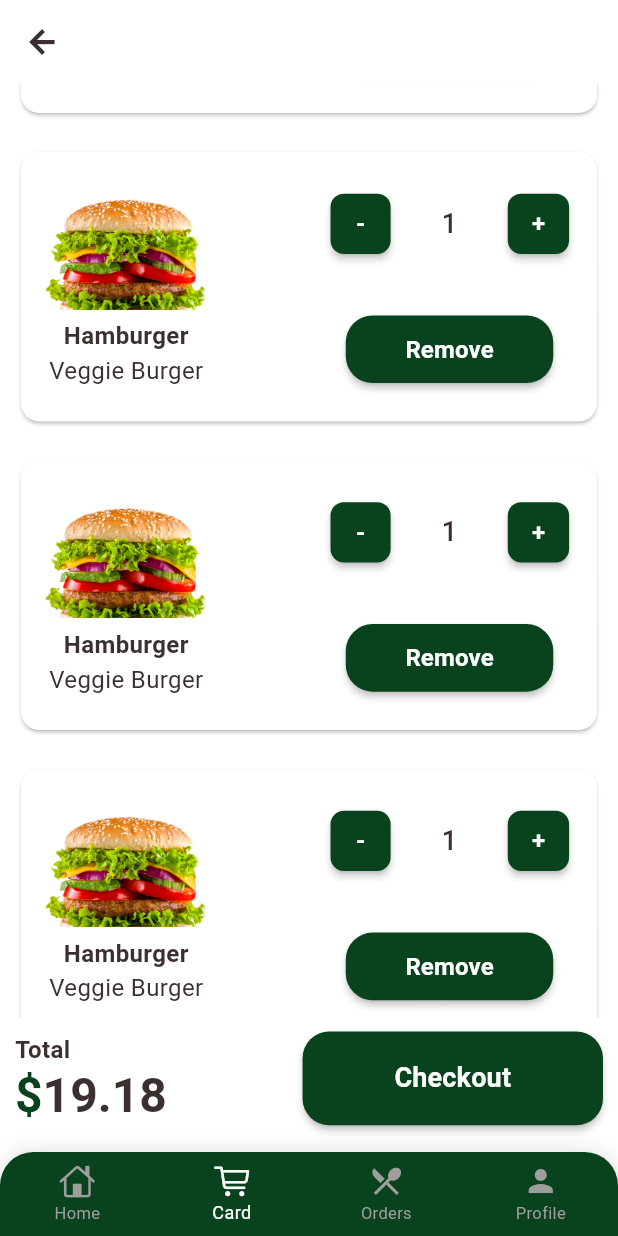
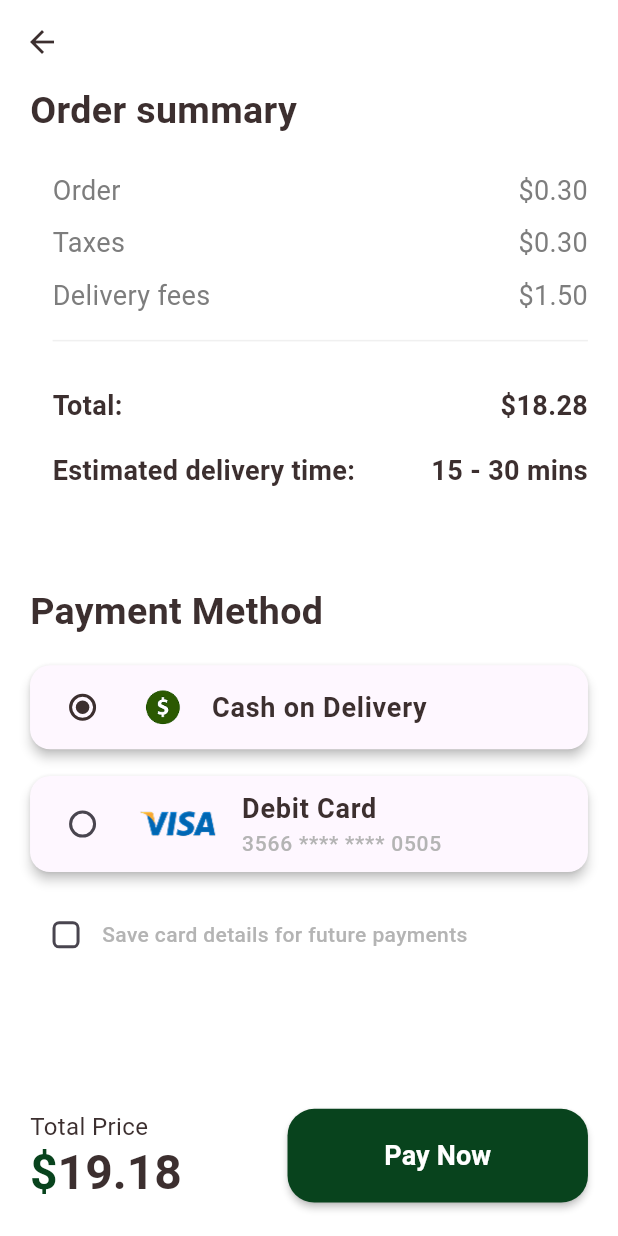
Before and after one commit to med-khelifi/hungry, a Flutter app: the screen it shows after launch, item 2 of the bottom bar chosen, scrolled down 576 dp, after a tap on "Checkout", on a phone screen of 412 x 824 dp. Run offline on Flutter 3.47's test engine with Material 3 defaults, Android fonts, the phone set to English and light mode, and no system bars; our stand-ins replace flutter_screenutil, flutter_svg, gap.

Commit message:
design payment view

```diff
--- a/lib/core/constants/app_assets.dart
+++ b/lib/core/constants/app_assets.dart
@@ -6,4 +6,6 @@ class AppAssets {
   static const String productDetails = "assets/productDetails.png";
   static const String tomato = "assets/tomato.png";
   static const String plus = "assets/plus.svg";
+  static const String dollar = "assets/dollar.png";
+  static const String viza = "assets/viza.png";
 }
--- a/lib/core/constants/app_colors.dart
+++ b/lib/core/constants/app_colors.dart
@@ -7,4 +7,7 @@ class AppColors {
   static Color secondColor = Color(0xff3C2F2F);
   static Color sliderInactive = Color(0xffddd8d2);
   static Color greyColor = Color(0xffb4b4b4);
+  static Color greyPaymentViewColor = Color(0xff7D7D7D);
+  static Color greyPaymentViewDividerColor = Color(0xffF0F0F0);
+  static Color pinkCheckboxColor = Color(0xffef2a39);
 }
--- a/lib/core/constants/app_routes.dart
+++ b/lib/core/constants/app_routes.dart
@@ -1,4 +1,5 @@
 import 'package:flutter/material.dart';
+import 'package:hungry/features/checkout/view/checkout_view.dart';
 import 'package:hungry/features/productDetails/views/product_details_view.dart';
 import 'package:hungry/features/splash.dart';
 import 'package:hungry/root.dart';
@@ -8,6 +9,7 @@ class AppRoutes {
     Routes.splash: (context) => const Splash(),
     Routes.root: (context) => const Root(),
     Routes.productDetails: (context) => const ProductDetailsView(),
+    Routes.checkout: (context) => const CheckoutView(),
   };
 }
 
@@ -15,4 +17,5 @@ class Routes {
   static const String splash = "/splash";
   static const String root = "/root";
   static const String productDetails = "/productDetails";
+  static const String checkout = "/checkout";
 }
--- a/lib/features/cart/views/card_view.dart
+++ b/lib/features/cart/views/card_view.dart
@@ -2,6 +2,7 @@ import 'package:flutter/material.dart';
 import 'package:flutter_screenutil/flutter_screenutil.dart';
 import 'package:gap/gap.dart';
 import 'package:hungry/core/constants/app_colors.dart';
+import 'package:hungry/core/constants/app_routes.dart';
 import 'package:hungry/features/cart/widgets/cart_item.dart';
 import 'package:hungry/features/productDetails/widgets/price_details.dart';
 import 'package:hungry/shared/custom_button.dart';
@@ -81,7 +82,9 @@ class _CartViewState extends State<CartView> {
                 ),
                 CustomButton(
                   text: "Checkout",
-                  onPressed: () {},
+                  onPressed: () {
+                    Navigator.pushNamed(context, Routes.checkout);
+                  },
                   fontSize: 18.sp,
                   fontWeight: FontWeight.w600,
                 ),
--- /dev/null
+++ b/lib/features/checkout/view/checkout_view.dart
@@ -0,0 +1,239 @@
+import 'package:flutter/material.dart';
+import 'package:flutter_screenutil/flutter_screenutil.dart';
+import 'package:gap/gap.dart';
+import 'package:hungry/core/constants/app_assets.dart';
+import 'package:hungry/core/constants/app_colors.dart';
+import 'package:hungry/features/productDetails/widgets/price_details.dart';
+import 'package:hungry/shared/custom_button.dart';
+import 'package:hungry/shared/custom_text.dart';
+
+class CheckoutView extends StatefulWidget {
+  const CheckoutView({super.key});
+
+  @override
+  State<CheckoutView> createState() => _CheckoutViewState();
+}
+
+class _CheckoutViewState extends State<CheckoutView> {
+  bool isAgree = false;
+
+  // selected payment method
+  String? selectedPayment = "Cash";
+
+  @override
+  Widget build(BuildContext context) {
+    return Scaffold(
+      backgroundColor: AppColors.whiteColor,
+      appBar: AppBar(
+        backgroundColor: AppColors.whiteColor,
+        elevation: 0,
+        leading: IconButton(
+          icon: Icon(Icons.arrow_back, color: AppColors.secondColor),
+          onPressed: () => Navigator.pop(context),
+        ),
+      ),
+      body: SafeArea(
+        child: Padding(
+          padding: EdgeInsets.fromLTRB(20.w, 0, 20.w, 25.h),
+          child: Column(
+            children: [
+              Expanded(
+                child: SingleChildScrollView(
+                  child: Column(
+                    crossAxisAlignment: CrossAxisAlignment.start,
+                    children: [
+                      CustomText(
+                        text: "Order summary",
+                        fontWeight: FontWeight.bold,
+                        fontSize: 25.sp,
+                        color: AppColors.secondColor,
+                      ),
+                      Gap(25.h),
+
+                      Padding(
+                        padding: EdgeInsets.only(left: 15.w),
+                        child: Column(
+                          children: [
+                            _summaryRow("Order", "\$0.30", false),
+                            Gap(10.h),
+                            _summaryRow("Taxes", "\$0.30", false),
+                            Gap(10.h),
+                            _summaryRow("Delivery fees", "\$1.50", false),
+                            Gap(10.h),
+                            Divider(
+                              thickness: 1,
+                              color: AppColors.greyPaymentViewDividerColor,
+                            ),
+                            Gap(25.h),
+                            _summaryRow(
+                              "Total:",
+                              "\$18.28",
+                              true,
+                              color: AppColors.secondColor,
+                            ),
+                            Gap(20.h),
+                            _summaryRow(
+                              "Estimated delivery time:",
+                              "15 - 30 mins",
+                              true,
+                              color: AppColors.secondColor,
+                            ),
+                          ],
+                        ),
+                      ),
+
+                      Gap(70.h),
+
+                      CustomText(
+                        text: "Payment Method",
+                        fontWeight: FontWeight.bold,
+                        fontSize: 25.sp,
+                        color: AppColors.secondColor,
+                      ),
+
+                      Gap(20.h),
+
+                      _paymentTile(
+                        value: "Cash",
+                        title: "Cash on Delivery",
+                        icon: Image.asset(AppAssets.dollar, width: 35.w),
+                      ),
+
+                      Gap(20.h),
+
+                      _paymentTile(
+                        value: "Card",
+                        title: "Debit Card",
+                        subtitle: "3566 **** **** 0505",
+                        icon: Image.asset(AppAssets.viza, width: 55.w),
+                      ),
+
+                      Gap(20.h),
+
+                      Row(
+                        children: [
+                          Checkbox(
+                            value: isAgree,
+                            onChanged: (value) {
+                              setState(() {
+                                isAgree = value!;
+                              });
+                            },
+                            shape: RoundedRectangleBorder(
+                              borderRadius: BorderRadius.circular(5.r),
+                            ),
+                            checkColor: AppColors.whiteColor,
+                            fillColor: MaterialStateProperty.resolveWith((
+                              states,
+                            ) {
+                              if (states.contains(MaterialState.selected)) {
+                                return AppColors.pinkCheckboxColor;
+                              }
+                              return AppColors.whiteColor;
+                            }),
+                          ),
+                          CustomText(
+                            text: "Save card details for future payments",
+                            color: AppColors.greyColor,
+                            fontSize: 14.sp,
+                          ),
+                        ],
+                      ),
+                    ],
+                  ),
+                ),
+              ),
+
+              Row(
+                mainAxisAlignment: MainAxisAlignment.spaceBetween,
+                children: [
+                  Column(
+                    crossAxisAlignment: CrossAxisAlignment.start,
+                    children: [
+                      CustomText(
+                        text: "Total Price",
+                        fontWeight: FontWeight.w400,
+                        fontSize: 16.sp,
+                        color: AppColors.secondColor,
+                      ),
+                      PriceDetails(text: "19.18"),
+                    ],
+                  ),
+                  CustomButton(
+                    text: "Pay Now",
+                    fontSize: 18.sp,
+                    onPressed: () {},
+                  ),
+                ],
+              ),
+            ],
+          ),
+        ),
+      ),
+    );
+  }
+
+  Widget _summaryRow(String text, String value, bool isBold, {Color? color}) {
+    return Row(
+      mainAxisAlignment: MainAxisAlignment.spaceBetween,
+      children: [
+        CustomText(
+          text: text,
+          color: color ?? AppColors.greyPaymentViewColor,
+          fontSize: 18.sp,
+          fontWeight: isBold ? FontWeight.bold : FontWeight.w400,
+        ),
+        CustomText(
+          text: value,
+          color: color ?? AppColors.greyPaymentViewColor,
+          fontSize: 18.sp,
+          fontWeight: isBold ? FontWeight.bold : FontWeight.w400,
+        ),
+      ],
+    );
+  }
+
+  Widget _paymentTile({
+    required String value,
+    required String title,
+    String? subtitle,
+    required Widget icon,
+  }) {
+    return Material(
+      borderRadius: BorderRadius.circular(15.r),
+      elevation: 3,
+      child: RadioListTile<String>(
+        value: value,
+        groupValue: selectedPayment,
+        activeColor: AppColors.secondColor,
+        onChanged: (value) {
+          setState(() => selectedPayment = value!);
+        },
+        contentPadding: EdgeInsets.symmetric(horizontal: 15.w),
+        title: Row(
+          children: [
+            icon,
+            Gap(15.w),
+            Column(
+              crossAxisAlignment: CrossAxisAlignment.start,
+              children: [
+                CustomText(
+                  text: title,
+                  color: AppColors.secondColor,
+                  fontSize: 18.sp,
+                  fontWeight: FontWeight.w600,
+                ),
+                if (subtitle != null)
+                  CustomText(
+                    text: subtitle,
+                    color: AppColors.greyColor,
+                    fontSize: 14.sp,
+                  ),
+              ],
+            ),
+          ],
+        ),
+      ),
+    );
+  }
+}
--- a/lib/features/home/views/home_view.dart
+++ b/lib/features/home/views/home_view.dart
@@ -42,7 +42,7 @@ class _HomeViewState extends State<HomeView> {
                 floating: false,
                 snap: false,
                 automaticallyImplyLeading: false,
-                toolbarHeight: 260.h,
+                toolbarHeight: 280.h,
                 elevation: 0,
                 flexibleSpace: FlexibleSpaceBar(
                   background: Column(
--- a/lib/features/productDetails/widgets/item_spacy_header.dart
+++ b/lib/features/productDetails/widgets/item_spacy_header.dart
@@ -50,18 +50,18 @@ class _ItemSpacyHeaderState extends State<ItemSpacyHeader> {
                     ],
                   ),
                 ),
-
                 Column(
                   crossAxisAlignment: CrossAxisAlignment.start,
                   mainAxisSize: MainAxisSize.min,
                   children: [
+                    Gap(25.h),
                     CustomText(
                       text: "Spacy",
                       color: AppColors.secondColor,
                       fontWeight: FontWeight.w500,
                       fontSize: 14.sp,
                     ),
-                    Gap(11.h),
+                    Gap(10.h),
                     Slider(
                       value: _sliderValue,
                       onChanged: (value) {
--- a/pubspec.yaml
+++ b/pubspec.yaml
@@ -36,7 +36,8 @@ flutter:
     - assets/productDetails.png
     - assets/tomato.png
     - assets/plus.svg
-  #   - images/a_dot_ham.jpeg
+    - assets/dollar.png
+    - assets/viza.png
 
   # An image asset can refer to one or more resolution-specific "variants", see
   # https://flutter.dev/to/resolution-aware-images
```
Also changed, not shown: assets/dollar.png (added), assets/viza.png (added).
